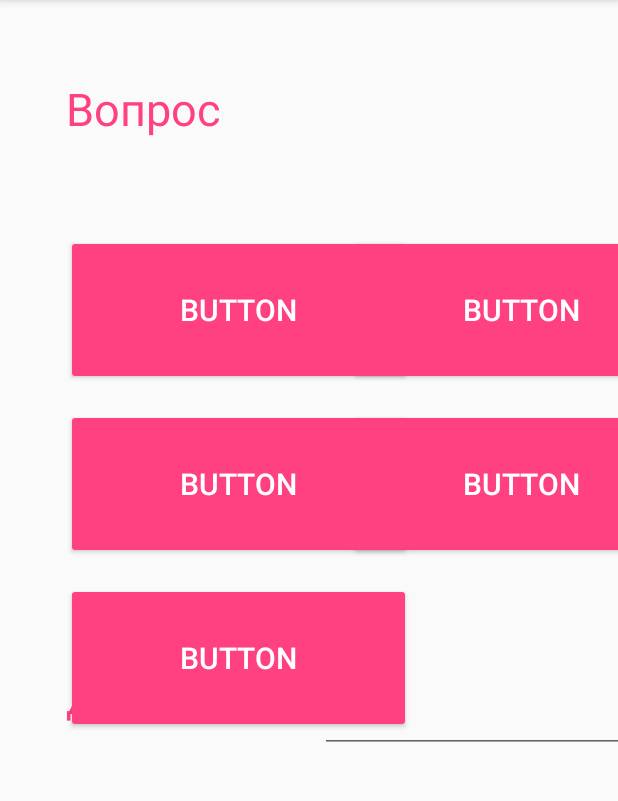
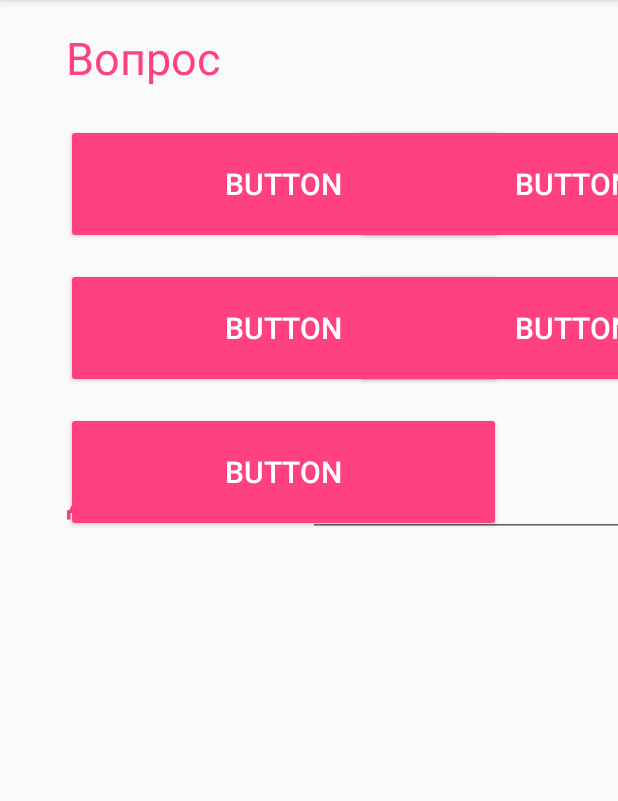
Before and after one commit to salta-kozbagarova/questionapp, an Android app: the screen it shows after launch (QuestionActivity), after a tap on "ВОПРОСНИК", on a phone screen of 412 x 824 dp, the part 84-885 px from its top. Run offline under Robolectric (Android 15) with nearby library versions, the phone set to English and light mode, and no system bars; our stand-ins replace Room's generated code; libraries missing offline, so code that uses them is left out: android.arch.persistence.

Commit message:
xml fixes

```diff
--- a/app/src/main/java/com/salikhanova/questionapp/database/AppDatabase.java
+++ b/app/src/main/java/com/salikhanova/questionapp/database/AppDatabase.java
@@ -25,7 +25,7 @@ import com.salikhanova.questionapp.entity.QuestionCustomAnswer;
         Answer.class,
         QuestionAnswer.class,
         QuestionCustomAnswer.class
-}, version = 3)
+}, version = 4)
 public abstract class AppDatabase extends RoomDatabase {
     public abstract QuestionDao questionDao();
     public abstract AnswerDao answerDao();
@@ -40,7 +40,7 @@ public abstract class AppDatabase extends RoomDatabase {
                 if (INSTANCE == null) {
                     INSTANCE = Room.databaseBuilder(context.getApplicationContext(),
                             AppDatabase.class, "questionapp")
-                            .addMigrations(MIGRATION_1_2, MIGRATION_2_3)
+                            .addMigrations(MIGRATION_1_2, MIGRATION_2_3, MIGRATION_3_4)
                             /*, MIGRATION_2_3, MIGRATION_3_4, MIGRATION_4_5,
                             MIGRATION_5_6, MIGRATION_6_7, MIGRATION_7_8, MIGRATION_8_9, MIGRATION_9_10,
                             MIGRATION_10_11, MIGRATION_11_12, MIGRATION_12_13*/
@@ -215,8 +215,12 @@ public abstract class AppDatabase extends RoomDatabase {
                     + "`question_id` INTEGER, `answer_id` INTEGER)");
             database.execSQL("CREATE TABLE IF NOT EXISTS `QuestionCustomAnswer` (`id` INTEGER PRIMARY KEY AUTOINCREMENT NOT NULL, "
                     + "`question_id` INTEGER NOT NULL, `answer` TEXT, "
-                    + "FOREIGN KEY (question_id) REFERENCES Question(id))");
-            database.execSQL("CREATE INDEX index_QuestionCustomAnswer_question_id ON QuestionCustomAnswer(question_id);");
+                    + "FOREIGN KEY (question_id) REFERENCES Question(id));");
+            database.execSQL("CREATE INDEX IF NOT EXISTS index_QuestionCustomAnswer_question_id ON QuestionCustomAnswer(question_id);");
+
+            database.execSQL("DELETE FROM Answer;");
+
+            database.execSQL("DELETE FROM Question;");
 
             database.execSQL("INSERT INTO Question (text) VALUES ('Из каких источников вы узнали о ТОО \"ATAYURT\"')");
             database.execSQL("INSERT INTO Answer (text, question_id) "
--- a/app/src/main/res/layout/activity_question.xml
+++ b/app/src/main/res/layout/activity_question.xml
@@ -16,7 +16,7 @@
         android:layout_marginRight="8dp"
         android:layout_marginStart="24dp"
         android:layout_marginLeft="24dp"
-        android:layout_marginTop="52dp"
+        android:layout_marginTop="18dp"
         android:gravity="start"
         android:text="@string/question_text"
         android:textAlignment="gravity"
@@ -30,10 +30,10 @@
     <Button
         android:id="@+id/answer1"
         style="@style/Widget.AppCompat.Button.Colored"
-        android:layout_width="230dp"
-        android:layout_height="100dp"
+        android:layout_width="290dp"
+        android:layout_height="80dp"
         android:layout_marginLeft="44dp"
-        android:layout_marginTop="64dp"
+        android:layout_marginTop="24dp"
         android:text="Button"
         android:textSize="20sp"
         android:textColor="@android:color/background_light"
@@ -43,8 +43,8 @@
     <Button
         android:id="@+id/answer2"
         style="@style/Widget.AppCompat.Button.Colored"
-        android:layout_width="230dp"
-        android:layout_height="100dp"
+        android:layout_width="290dp"
+        android:layout_height="80dp"
         android:layout_marginLeft="44dp"
         android:layout_marginTop="16dp"
         android:text="Button"
@@ -56,11 +56,11 @@
     <Button
         android:id="@+id/answer3"
         style="@style/Widget.AppCompat.Button.Colored"
-        android:layout_width="230dp"
-        android:layout_height="100dp"
+        android:layout_width="290dp"
+        android:layout_height="80dp"
         android:layout_marginRight="1dp"
         android:layout_marginLeft="2dp"
-        android:layout_marginTop="64dp"
+        android:layout_marginTop="24dp"
         android:text="Button"
         android:textSize="20sp"
         android:textColor="@android:color/background_light"
@@ -72,8 +72,8 @@
     <Button
         android:id="@+id/answer4"
         style="@style/Widget.AppCompat.Button.Colored"
-        android:layout_width="230dp"
-        android:layout_height="100dp"
+        android:layout_width="290dp"
+        android:layout_height="80dp"
         android:layout_marginRight="1dp"
         android:layout_marginLeft="2dp"
         android:layout_marginTop="16dp"
@@ -91,7 +91,7 @@
         android:layout_height="wrap_content"
         android:layout_marginStart="4dp"
         android:layout_marginLeft="4dp"
-        android:layout_marginTop="68dp"
+        android:layout_marginTop="38dp"
         android:ems="10"
         android:inputType="textPersonName"
         android:text=""
@@ -117,8 +117,8 @@
     <Button
         android:id="@+id/answer5"
         style="@style/Widget.AppCompat.Button.Colored"
-        android:layout_width="230dp"
-        android:layout_height="100dp"
+        android:layout_width="290dp"
+        android:layout_height="80dp"
         android:layout_marginLeft="16dp"
         android:layout_marginStart="44dp"
         android:layout_marginTop="16dp"
@@ -132,9 +132,9 @@
     <Button
         android:id="@+id/accept_btn"
         style="@style/Widget.AppCompat.Button.Colored"
-        android:layout_width="120dp"
-        android:layout_height="80dp"
-        android:layout_marginTop="48dp"
+        android:layout_width="wrap_content"
+        android:layout_height="60dp"
+        android:layout_marginTop="40dp"
         android:text="@string/accept"
         android:textColor="@android:color/background_light"
         android:textSize="18sp"
@@ -145,11 +145,11 @@
 
     <TextView
         android:id="@+id/custom_answer_label"
-        android:layout_width="165dp"
+        android:layout_width="wrap_content"
         android:layout_height="wrap_content"
         android:layout_marginStart="44dp"
         android:layout_marginLeft="44dp"
-        android:layout_marginTop="76dp"
+        android:layout_marginTop="56dp"
         android:text="@string/custom_answer"
         android:textColor="@color/colorAccent"
         android:textSize="25sp"
```
Also changed, not shown: app/src/main/res/layout/activity_main.xml (+14 -11 lines), app/src/main/res/layout/statistics_item.xml (+109 -48 lines).
